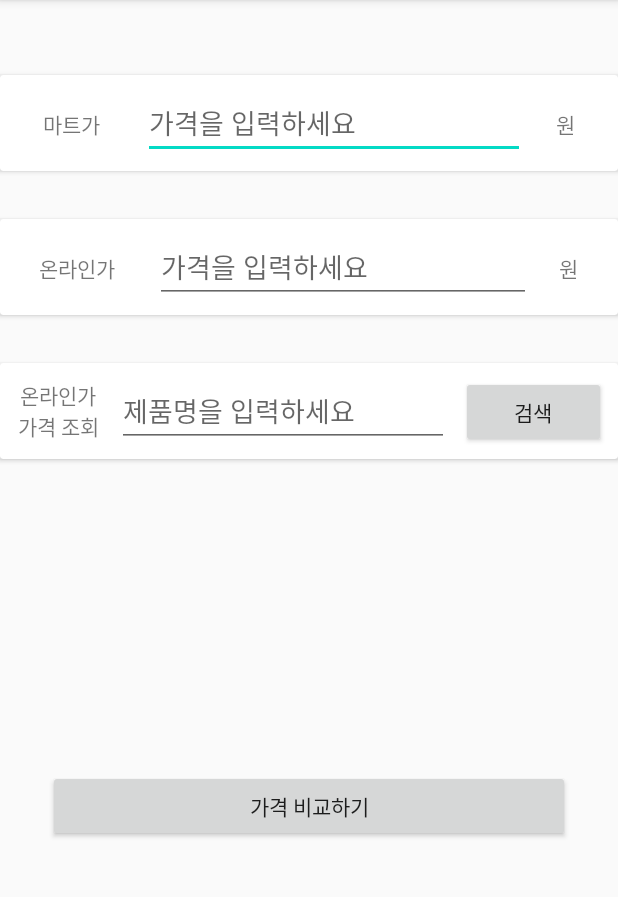
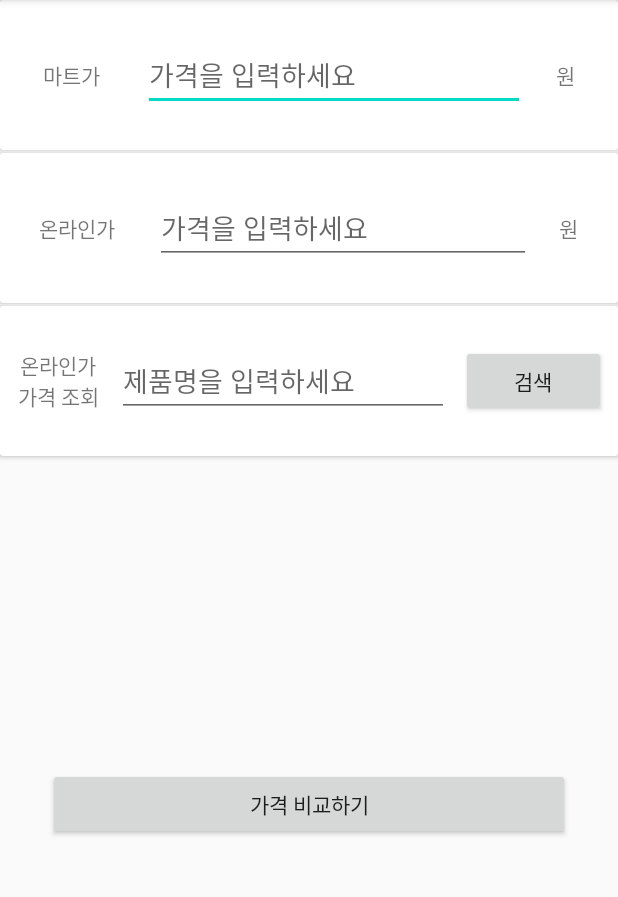
Before and after one commit to honwon/PriceComparision, an Android app: the screen it shows after launch (MainActivity), on a phone screen of 412 x 824 dp, the part 84-981 px from its top. Run offline under Robolectric (Android 15) with nearby library versions, the phone set to English and light mode, and no system bars.

Commit message:
제품명 검색까지 구현

```diff
--- a/app/src/main/AndroidManifest.xml
+++ b/app/src/main/AndroidManifest.xml
@@ -1,6 +1,7 @@
 <?xml version="1.0" encoding="utf-8"?>
 <manifest xmlns:android="http://schemas.android.com/apk/res/android"
     package="com.honwon.pricecomparision">
+    <uses-permission android:name="android.permission.INTERNET"/>
 
     <application
         android:allowBackup="true"
--- a/app/src/main/java/com/honwon/pricecomparision/MainActivity.kt
+++ b/app/src/main/java/com/honwon/pricecomparision/MainActivity.kt
@@ -2,6 +2,11 @@ package com.honwon.pricecomparision
 
 import androidx.appcompat.app.AppCompatActivity
 import android.os.Bundle
+import kotlinx.android.synthetic.main.activity_main.*
+import org.jetbrains.anko.browse
+import org.jetbrains.anko.selector
+import org.jetbrains.anko.toast
+import java.net.URLEncoder
 
 class MainActivity : AppCompatActivity() {
     override fun onCreate(savedInstanceState: Bundle?) {
@@ -9,5 +14,38 @@ class MainActivity : AppCompatActivity() {
         setContentView(R.layout.activity_main)
 
 
+
+
+
+
+
+
+
+
+
+        searchBtn.setOnClickListener {
+            val cities = listOf("다나와", "에누리","네이버 쇼핑")
+            val product = URLEncoder.encode(productName.text.toString(),"utf-8")
+
+            selector(title = "온라인 쇼핑몰",items = cities){
+
+                    dialogInterface, i ->
+                when(i) {
+                    0 -> if(product == ""){
+                        toast("제품명이 입력되지 않았습니다")
+                    } else { browse("http://search.danawa.com/mobile/dsearch.php?keyword=${product}")   }
+
+                    1 -> if(product == ""){
+                    toast("제품명이 입력되지 않았습니다")
+                    } else{browse("http://m.enuri.com/m/search.jsp?keyword=${product}")}
+
+                    2 -> if(product == ""){
+                    toast("제품명이 입력되지 않았습니다")
+                } else{browse("https://msearch.shopping.naver.com/search/all?query=${product}&frm=NVSHSRC&cat_id=&pb=true&mall=")
+                }}}
+
+
+        }
+
     }
 }
--- a/app/src/main/res/layout/activity_main.xml
+++ b/app/src/main/res/layout/activity_main.xml
@@ -20,9 +20,8 @@
 
     <androidx.cardview.widget.CardView
         android:id="@+id/cardView"
-        android:layout_width="match_parent"
-        android:layout_height="wrap_content"
-        android:layout_marginTop="50dp"
+        android:layout_width="0dp"
+        android:layout_height="100dp"
         app:cardElevation="2dp"
         app:contentPadding="8dp"
         app:layout_constraintEnd_toEndOf="parent"
@@ -32,6 +31,7 @@
         <LinearLayout
             android:layout_width="match_parent"
             android:layout_height="match_parent"
+            android:gravity="center"
             android:orientation="horizontal">
 
             <TextView
@@ -64,8 +64,8 @@
     <androidx.cardview.widget.CardView
         android:id="@+id/cardView2"
         android:layout_width="match_parent"
-        android:layout_height="wrap_content"
-        android:layout_marginTop="32dp"
+        android:layout_height="100dp"
+        android:layout_marginTop="2dp"
         app:cardElevation="2dp"
         app:contentPadding="8dp"
         app:layout_constraintEnd_toEndOf="parent"
@@ -75,6 +75,7 @@
         <LinearLayout
             android:layout_width="match_parent"
             android:layout_height="match_parent"
+            android:gravity="center"
             android:orientation="horizontal">
 
             <TextView
@@ -108,8 +109,8 @@
     <androidx.cardview.widget.CardView
         android:id="@+id/cardView3"
         android:layout_width="0dp"
-        android:layout_height="wrap_content"
-        android:layout_marginTop="32dp"
+        android:layout_height="100dp"
+        android:layout_marginTop="2dp"
         app:cardElevation="2dp"
         app:contentPadding="8dp"
         app:layout_constraintEnd_toEndOf="parent"
@@ -120,6 +121,7 @@
         <LinearLayout
             android:layout_width="match_parent"
             android:layout_height="match_parent"
+            android:gravity="center"
             android:orientation="horizontal">
 
             <TextView
@@ -127,6 +129,7 @@
                 android:layout_height="match_parent"
                 android:layout_weight="1"
                 android:gravity="center"
+                android:maxLines="2"
                 android:text="온라인가\n가격 조회" />
 
             <EditText
--- a/build.gradle
+++ b/build.gradle
@@ -1,6 +1,7 @@
 // Top-level build file where you can add configuration options common to all sub-projects/modules.
 buildscript {
     ext.kotlin_version = "1.3.72"
+    ext.anko_version='0.10.8'
     repositories {
         google()
         jcenter()
```
Also changed, not shown: app/build.gradle (+11 -0 lines), 1 other file.
